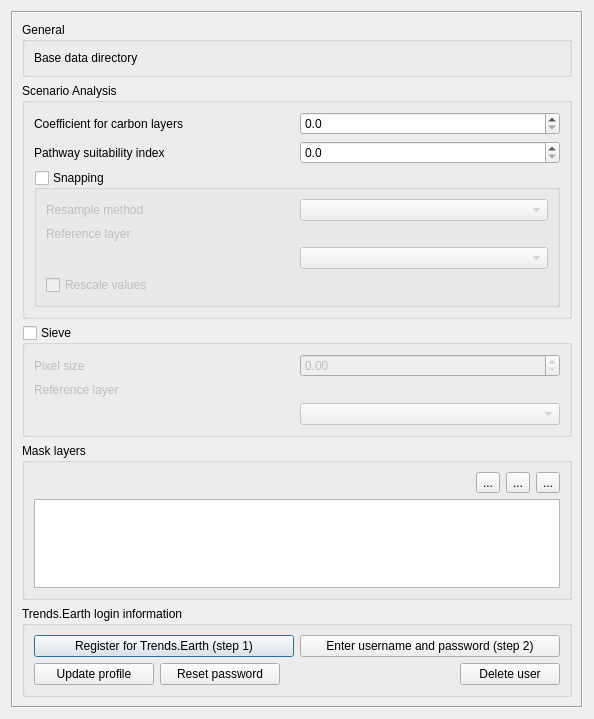
Above: src/cplus_plugin/ui/cplus_settings.ui from ConservationInternational/cplus-plugin before the change. Below: the same form after it.
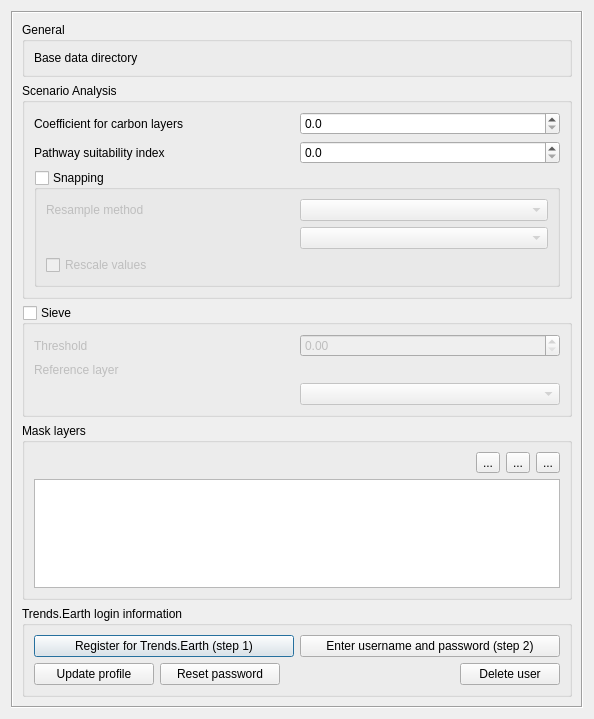
That is the form after the change. Custom widgets are drawn as their Qt base class.

Commit message: reenable the running sieve function in tasks

```diff
--- a/src/cplus_plugin/ui/cplus_settings.ui
+++ b/src/cplus_plugin/ui/cplus_settings.ui
@@ -37,7 +37,7 @@
         <x>0</x>
         <y>0</y>
         <width>558</width>
-        <height>755</height>
+        <height>732</height>
        </rect>
       </property>
       <layout class="QVBoxLayout" name="verticalLayout_5">
@@ -157,13 +157,6 @@
                </item>
               </layout>
              </item>
-             <item>
-              <widget class="QLabel" name="reference_layer_label">
-               <property name="text">
-                <string>Reference layer</string>
-               </property>
-              </widget>
-             </item>
              <item>
               <layout class="QHBoxLayout" name="horizontalLayout">
                <item>
@@ -215,7 +208,7 @@
             <item>
              <widget class="QLabel" name="resample_method_2">
               <property name="text">
-               <string>Pixel size</string>
+               <string>Threshold</string>
               </property>
              </widget>
             </item>
```
Left out of the diff: 5 changed lines with no effect on the pictures. The commit also changes 1 other file.
